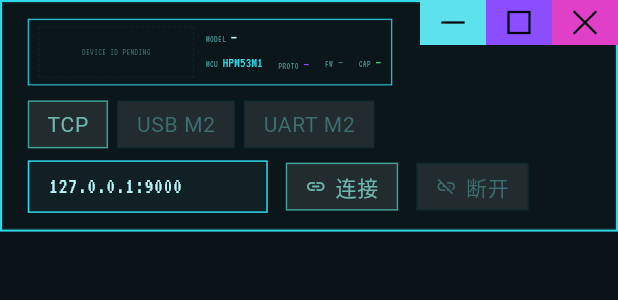
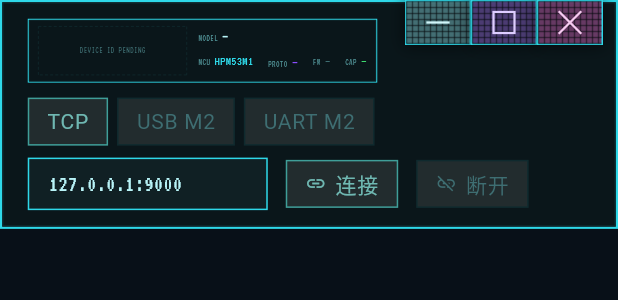
Before and after one commit to Kaiser041224/HPM53M1_G6618Motor, a Flutter app: the TopBar widget shown alone on an empty page, opened directly with empty values, on a phone screen of 412 x 824 dp. Shown: the top 300 px of the screen. Run offline on Flutter 3.47's test engine with Material 3 defaults, Android fonts, the phone set to English and light mode, and no system bars; missing offline and left inert: dart:ffi, flutter_rust_bridge, window_manager; Roboto replaces fonts that are missing (Fusion Pixel 12); statements that could not run were skipped.

Commit message:
feat(gui-app): 窗口键格栅指示灯化（低饱和半透明灯面/格栅罩/发暗光晕/青勾线外圈/左移留白）

```diff
--- a/Gui/app/lib/ui/top_bar.dart
+++ b/Gui/app/lib/ui/top_bar.dart
@@ -192,12 +192,12 @@ class _TopBarState extends State<TopBar> with WindowListener {
             child: _bar(context),
           ),
         ),
-        // The caption cluster is overlaid in the window's extreme top-right
-        // corner, on top of the bar frame, so the three keys sit flush against
-        // the window edge with no inset.
+        // The caption cluster is overlaid in the window's top-right area, on
+        // top of the bar frame, inset by [WindowCaptionBar.rightInset] so the
+        // three lamp keys pull off the window corner rather than sitting flush.
         Positioned(
           top: 0,
-          right: 0,
+          right: WindowCaptionBar.rightInset,
           child: WindowCaptionBar(
             maximized: _maximized,
             onMinimize: _minimize,
@@ -216,10 +216,10 @@ class _TopBarState extends State<TopBar> with WindowListener {
       builder: (context, constraints) {
         final connection = _connectionBlock(context);
         final identity = _dragRegion(_deviceInfo(context));
-        // Reserve the corner the overlaid caption cluster occupies so the
-        // identity never runs underneath it.
+        // Reserve the corner plus the left-shift the overlaid caption cluster
+        // occupies so the identity never runs underneath it.
         const captionSlot = SizedBox(
-          width: WindowCaptionBar.width,
+          width: WindowCaptionBar.width + WindowCaptionBar.rightInset,
           height: WindowCaptionBar.height,
         );
 
--- a/Gui/app/lib/widgets/window_caption.dart
+++ b/Gui/app/lib/widgets/window_caption.dart
@@ -20,27 +20,36 @@ enum WindowCaptionButtonKind {
 
 /// Resolved visual style for a caption button in a given interaction state.
 ///
-/// v5 replaces the old framed button with a **solid square color block**: there
-/// is no border at all — each window key is a single flat fill (one semantic
-/// hue per key), hover brightens the fill one step and adds a very weak
-/// same-hue glow, and a press darkens it.
+/// v5 restyles each window key as an **old lattice-lamp indicator**: a
+/// desaturated, translucent lamp face ([background]) under a dark grille,
+/// ringed by a 1px accent socket ([border]) and seated in a dark vignette
+/// ([outlineShadows]). Hover lifts the lamp one step and adds a weak same-hue
+/// glow; press dims it.
 @immutable
 class WindowCaptionStyle {
   const WindowCaptionStyle({
     required this.background,
     required this.color,
     required this.glowShadows,
+    required this.border,
+    required this.outlineShadows,
   });
 
-  /// Solid block fill; the key's semantic hue, brightened on hover and
-  /// darkened while pressed. Never framed.
+  /// Translucent, desaturated lamp face; the key's semantic hue muted and
+  /// brightened one step on hover / dimmed while pressed. Never an opaque cap.
   final Color background;
 
-  /// Glyph stroke color, drawn on top of the block.
+  /// Light glyph stroke drawn on top of the dark grille.
   final Color color;
 
   /// Same-hue glow layers drawn behind the glyph (empty at rest).
   final List<Shadow> glowShadows;
+
+  /// 1px accent-cyan socket ring around the lamp face.
+  final BorderSide border;
+
+  /// Dark outward vignette that seats the lamp in a recessed socket.
+  final List<BoxShadow> outlineShadows;
 }
 
 /// Paints a caption glyph as geometric strokes (design-system §3.1: square).
@@ -160,14 +169,55 @@ class WindowCaptionGlyphPainter extends CustomPainter {
       !listEquals(oldDelegate.glowShadows, glowShadows);
 }
 
+/// Paints the lampshade grille laid over a caption lamp face (brief item 2).
+///
+/// A **bidirectional 1px dark line lattice** at [spacing] px pitch: the "old
+/// lattice lampshade" grille vocabulary. It is a grid rather than the VFD bar's
+/// vertical tubes, but shares the same dark-line / periodic-cell language.
+class WindowCaptionLatticePainter extends CustomPainter {
+  const WindowCaptionLatticePainter({required this.color});
+
+  /// Grille cell pitch [px] (brief: 格距 ~4px).
+  static const double spacing = 4.0;
+
+  /// Grille line width [px] (brief: 暗色 1px).
+  static const double lineWidth = 1.0;
+
+  /// Dark grille line colour, laid over the translucent lamp face.
+  final Color color;
+
+  /// Line offsets `0, spacing, 2·spacing, …` across [extent], both axes.
+  static List<double> latticeLines(double extent) => <double>[
+    for (var x = 0.0; x <= extent; x += spacing) x,
+  ];
+
+  @override
+  void paint(Canvas canvas, Size size) {
+    final paint = Paint()
+      ..color = color
+      ..strokeWidth = lineWidth;
+    for (final x in latticeLines(size.width)) {
+      canvas.drawLine(Offset(x, 0), Offset(x, size.height), paint);
+    }
+    for (final y in latticeLines(size.height)) {
+      canvas.drawLine(Offset(0, y), Offset(size.width, y), paint);
+    }
+  }
+
+  @override
+  bool shouldRepaint(WindowCaptionLatticePainter oldDelegate) =>
+      oldDelegate.color != color;
+}
+
 /// A single 44×30 square caption button.
 ///
-/// v5 drops the framed button for a **solid square color block**, flush to the
+/// v5 styles each key as an **old lattice-lamp indicator**, inset from the
 /// window's top-right corner: one semantic hue per key (minimize = light cyan,
-/// maximize/restore = violet, close = magenta), a ~14px dark stroke glyph, and
-/// no border at all. Hover brightens the fill one step and adds a very weak
-/// same-hue glow; pressing darkens the fill. Color + glyph + tooltip still
-/// carry the design-system §6 triple encoding.
+/// maximize/restore = violet, close = magenta) shown as a desaturated
+/// translucent lamp face under a dark grille, ringed by a 1px accent socket and
+/// seated in a dark vignette. A ~14px light hue stroke glyph rides on top.
+/// Hover lifts the lamp one step and adds a weak same-hue glow; pressing dims
+/// it. Color + glyph + tooltip still carry the §6 triple encoding.
 class WindowCaptionButton extends StatefulWidget {
   const WindowCaptionButton({
     super.key,
@@ -183,11 +233,26 @@ class WindowCaptionButton extends StatefulWidget {
   /// Fixed chrome cell height [logical px].
   static const double height = 30;
 
+  /// Lamp-face fill opacity (brief item 1: α ≈ 0.45~0.55). The block reads as a
+  /// dim lamp glowing behind a grille, not a solid key cap. Local constant
+  /// sourced from the v5 lattice-lamp brief, not a palette token.
+  static const double fillAlpha = 0.5;
+
+  /// Lamp-face desaturation toward neutral grey (brief item 1: 色彩向灰调收).
+  /// Local constant sourced from the v5 lattice-lamp brief.
+  static const double fillDesaturate = 0.4;
+
   /// Hover fill brightening, as a white lerp fraction.
   static const double hoverLift = 0.18;
 
+  /// Hover also raises the translucent lamp-face alpha one step.
+  static const double hoverAlphaLift = 0.12;
+
   /// Pressed fill darkening, as a black lerp fraction.
   static const double pressDrop = 0.22;
+
+  /// Pressed lamp-face alpha drop.
+  static const double pressAlphaDrop = 0.15;
 
   /// Which glyph to draw.
   final WindowCaptionButtonKind kind;
@@ -218,31 +283,71 @@ class WindowCaptionButton extends StatefulWidget {
     }
   }
 
-  /// Resolves the solid fill, glyph color and glow layers for [kind] in the
-  /// given interaction state.
+  /// The desaturated, translucent lamp face for [kind].
+  ///
+  /// Brief item 1: the semantic hue ([fillFor]) is pulled toward a neutral grey
+  /// of the same level ([fillDesaturate]) and made translucent ([fillAlpha]) so
+  /// the key reads as a dim indicator lamp, not an opaque cap.
+  static Color lampFaceFor(GuiPalette palette, WindowCaptionButtonKind kind) {
+    final hue = fillFor(palette, kind);
+    final greyLevel = (hue.r + hue.g + hue.b) / 3;
+    final grey = Color.from(
+      alpha: 1,
+      red: greyLevel,
+      green: greyLevel,
+      blue: greyLevel,
+    );
+    return Color.lerp(hue, grey, fillDesaturate)!.withValues(alpha: fillAlpha);
+  }
+
+  /// The light glyph stroke for [kind].
+  ///
+  /// Brief item 6: a light stroke reads on the dark grille, so the key hue is
+  /// lightened while staying per-key distinct (triple encoding).
+  static Color glyphFor(GuiPalette palette, WindowCaptionButtonKind kind) =>
+      Color.lerp(fillFor(palette, kind), Colors.white, 0.72)!;
+
+  /// Resolves the lamp face, glyph color, glow, socket ring and vignette for
+  /// [kind] in the given interaction state.
   ///
   /// Centralized (and public) so tests assert the styling directly instead of
-  /// relying on pointer hit-testing. There is deliberately **no border**: at
-  /// rest the fill is [fillFor]; [hovered] lifts it by [hoverLift] and adds one
-  /// weak same-hue glow layer; [pressed] drops it by [pressDrop]. The glyph is
-  /// always a dark [GuiPalette.bgVoid] stroke for contrast on the bright block.
+  /// relying on pointer hit-testing. At rest the face is [lampFaceFor];
+  /// [hovered] lifts it by [hoverLift] and raises its alpha by [hoverAlphaLift]
+  /// plus one weak same-hue glow; [pressed] darkens it by [pressDrop] and drops
+  /// its alpha by [pressAlphaDrop]. The glyph is the light [glyphFor] stroke,
+  /// the socket ring is the 1px accent cyan and the vignette is a dark outward
+  /// box shadow (brief item 3/4).
   static WindowCaptionStyle styleFor(
     GuiPalette palette,
     WindowCaptionButtonKind kind, {
     required bool hovered,
     bool pressed = false,
   }) {
-    final base = fillFor(palette, kind);
-    final background = pressed
-        ? Color.lerp(base, Colors.black, pressDrop)!
-        : (hovered ? Color.lerp(base, Colors.white, hoverLift)! : base);
+    final base = lampFaceFor(palette, kind);
+    final Color background;
+    if (pressed) {
+      background = Color.lerp(base, Colors.black, pressDrop)!.withValues(
+        alpha: (base.a - pressAlphaDrop).clamp(0.0, 1.0),
+      );
+    } else if (hovered) {
+      background = Color.lerp(base, Colors.white, hoverLift)!.withValues(
+        alpha: (base.a + hoverAlphaLift).clamp(0.0, 1.0),
+      );
+    } else {
+      background = base;
+    }
+    final hue = fillFor(palette, kind);
     final glowShadows = (hovered && !pressed)
-        ? GuiGlowStyles.status(base, const TextStyle()).shadows!
+        ? GuiGlowStyles.status(hue, const TextStyle()).shadows!
         : const <Shadow>[];
     return WindowCaptionStyle(
       background: background,
-      color: palette.bgVoid,
+      color: glyphFor(palette, kind),
       glowShadows: glowShadows,
+      border: BorderSide(color: palette.accent, width: 1),
+      outlineShadows: const <BoxShadow>[
+        BoxShadow(color: Color(0x8C000000), blurRadius: 8, spreadRadius: 1),
+      ],
     );
   }
 
@@ -284,14 +389,29 @@ class _WindowCaptionButtonState extends State<WindowCaptionButton> {
               height: WindowCaptionButton.height,
               child: Container(
                 key: Key('window_caption_surface_${widget.kind.name}'),
-                decoration: BoxDecoration(color: style.background),
-                child: CustomPaint(
+                decoration: BoxDecoration(
+                  color: style.background,
+                  border: Border.fromBorderSide(style.border),
+                  boxShadow: style.outlineShadows,
+                ),
+                child: Stack(
+                  fit: StackFit.expand,
+                  children: <Widget>[
+                    // 格栅罩: dark 1px lattice over the translucent lamp face.
+                    CustomPaint(
+                      painter: WindowCaptionLatticePainter(
+                        color: palette.bgVoid.withValues(alpha: 0.5),
+                      ),
+                    ),
+                    CustomPaint(
                       painter: WindowCaptionGlyphPainter(
                         kind: widget.kind,
                         color: style.color,
                         glowShadows: style.glowShadows,
                         maximized: widget.maximized,
                       ),
+                    ),
+                  ],
                 ),
               ),
             ),
@@ -314,11 +434,16 @@ class WindowCaptionBar extends StatelessWidget {
   });
 
   /// Cluster width [logical px]: three equal-width keys, for reserving the
-  /// corner slot in the top bar when the cluster is overlaid flush.
+  /// corner slot in the top bar.
   static const double width = WindowCaptionButton.width * 3;
 
   /// Cluster height [logical px].
   static const double height = WindowCaptionButton.height;
+
+  /// Right inset [logical px] applied when the cluster is overlaid in the top
+  /// bar (brief item 5): the keys pull ~10px off the window corner so the lamp
+  /// sockets and their vignette have breathing room from the cyan window frame.
+  static const double rightInset = 10;
 
   /// Whether the window is currently maximized.
   final bool maximized;
```
Also changed, not shown: 2 other files. Lines whose indentation alone changed are shown as unchanged.
